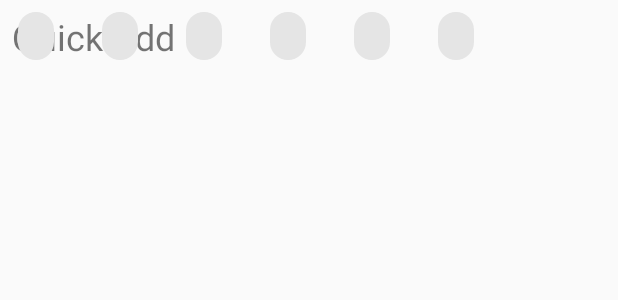
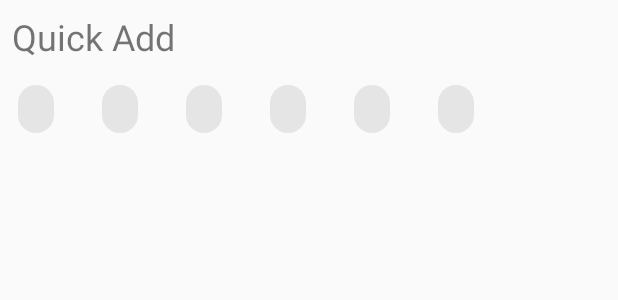
Before and after one commit to ryubears/re-mind, an Android app: the layout quick_add.xml on its own in the app's theme, with its tools: preview values and no code run, on a phone screen of 412 x 824 dp. Shown: the top 300 px of the screen. Run offline under Robolectric (Android 15) with nearby library versions, the light colour scheme and no system bars.

Commit message:
adjust constraints

```diff
--- a/app/src/main/res/layout/quick_add.xml
+++ b/app/src/main/res/layout/quick_add.xml
@@ -13,6 +13,7 @@
         android:layout_height="wrap_content"
         android:layout_marginStart="8dp"
         android:layout_marginTop="8dp"
+        android:layout_marginBottom="8dp"
         android:text="@string/quick_add"
         android:textSize="24sp"
         app:layout_constraintBottom_toTopOf="@+id/horizontalScrollView2"
@@ -24,10 +25,11 @@
         android:id="@+id/horizontalScrollView2"
         android:layout_width="match_parent"
         android:layout_height="match_parent"
+        android:layout_marginBottom="8dp"
         android:fillViewport="true"
+        app:layout_constraintBottom_toBottomOf="parent"
         app:layout_constraintEnd_toEndOf="parent"
-        app:layout_constraintStart_toStartOf="parent"
-        tools:layout_editor_absoluteY="65dp">
+        app:layout_constraintStart_toStartOf="parent">
 
         <LinearLayout
             android:layout_width="wrap_content"
@@ -38,7 +40,9 @@
                 android:id="@+id/quick_add_chips"
                 android:layout_width="match_parent"
                 android:layout_height="match_parent"
+                app:chipSpacingHorizontal="8dp"
                 app:singleLine="true">
+
 
                 <com.google.android.material.chip.Chip
                     android:id="@+id/chip6"
```
